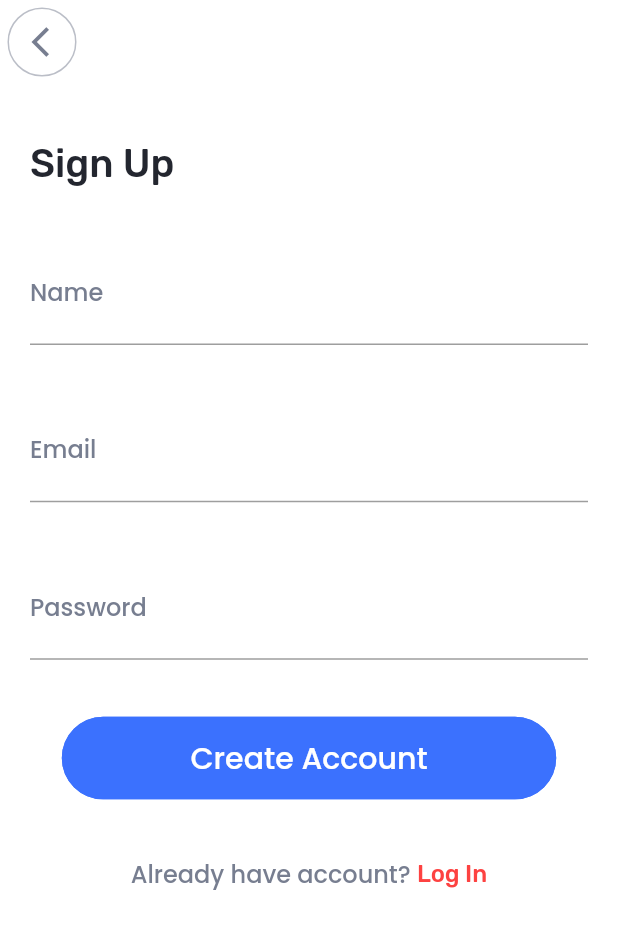
After one commit to edwin141999/booking_app, a Flutter app: the SignUp screen opened by its route, on a phone screen of 412 x 824 dp. The commit adds this screen. Shown: the top 929 px of the screen. Run offline on Flutter 3.47's test engine with Material 2 defaults, Android fonts, the phone set to English and light mode, and no system bars.

Commit message:
view sign_up

```diff
--- a/lib/main.dart
+++ b/lib/main.dart
@@ -1,4 +1,6 @@
+import 'package:booking_app/screen/welcome/log_in_email.dart';
 import 'package:booking_app/screen/welcome/log_in_password.dart';
+import 'package:booking_app/screen/welcome/sign_up.dart';
 import 'package:booking_app/screen/welcome/welcome_screen.dart';
 import 'package:booking_app/splash/splash_view.dart';
 import 'package:flutter/material.dart';
@@ -20,6 +22,7 @@ class MyApp extends StatelessWidget {
         routes: {
           '/welcome': (context) => const WelcomeScreen(),
           '/password': (context) => const LogInPassword(),
+          '/signup':(context) => const SignUp(),
         });
   }
 }
--- a/lib/screen/welcome/log_in_email.dart
+++ b/lib/screen/welcome/log_in_email.dart
@@ -67,17 +67,20 @@ class LogInEmail extends StatelessWidget {
                         style: FontSelect.kBtnText20White),
                   ),
                 ),
-                Row(
-                    mainAxisAlignment: MainAxisAlignment.center,
-                    children: const [
-                      Text("Don't have account? ",
+                Row(mainAxisAlignment: MainAxisAlignment.center, children: [
+                  const Text("Don't have account? ",
                       style: FontSelect.kSubtitle16),
-                      Text(
+                  GestureDetector(
+                    onTap: () {
+                      Navigator.pushNamed(context, '/signup');
+                    },
+                    child: const Text(
                       'Sign Up',
                       style: TextStyle(
                           color: ColorSelect.kColorSecondary,
                           fontSize: 16,
                           fontWeight: FontWeight.w500),
+                    ),
                   )
                 ]),
               ]),
--- a/lib/screen/welcome/log_in_password.dart
+++ b/lib/screen/welcome/log_in_password.dart
@@ -1,5 +1,6 @@
 import 'package:booking_app/styles/colors/colors_view.dart';
 import 'package:booking_app/styles/fonts/fonts_view.dart';
+import 'package:booking_app/widget/button_back.dart';
 import 'package:flutter/material.dart';
 
 class LogInPassword extends StatefulWidget {
@@ -18,23 +19,7 @@ class _LogInPasswordState extends State<LogInPassword> {
       appBar: AppBar(
         backgroundColor: ColorSelect.kBackground,
         elevation: 0,
-        leading: Padding(
-          padding: const EdgeInsets.all(5.0),
-          child: Container(
-            decoration: BoxDecoration(
-                borderRadius: BorderRadius.circular(100),
-                border: Border.all(
-                    color: ColorSelect.kTextSecondary.withOpacity(.5))),
-            child: IconButton(
-              onPressed: () {
-                Navigator.pop(context);
-              },
-              icon: const Icon(Icons.arrow_back_ios,
-                  color: ColorSelect.kTextSecondary),
-              padding: const EdgeInsets.only(left: 10),
-            ),
-          ),
-        ),
+        leading: const BtnBack(),
       ),
       backgroundColor: ColorSelect.kBackground,
       body: SafeArea(
--- /dev/null
+++ b/lib/screen/welcome/sign_up.dart
@@ -0,0 +1,85 @@
+import 'package:booking_app/styles/colors/colors_view.dart';
+import 'package:booking_app/styles/fonts/fonts_view.dart';
+import 'package:booking_app/widget/button_back.dart';
+import 'package:flutter/material.dart';
+
+class SignUp extends StatelessWidget {
+  const SignUp({Key? key}) : super(key: key);
+
+  @override
+  Widget build(BuildContext context) {
+    return Scaffold(
+      appBar: AppBar(
+        backgroundColor: Colors.white,
+        elevation: 0,
+        leading: const BtnBack(),
+      ),
+      backgroundColor: Colors.white,
+      body: SingleChildScrollView(
+        child: SafeArea(
+          minimum: const EdgeInsets.symmetric(horizontal: 20),
+          child: SizedBox(
+            width: double.infinity,
+            height: MediaQuery.of(context).size.height * .7,
+            child: Column(
+                mainAxisAlignment: MainAxisAlignment.spaceEvenly,
+                children: [
+                  Container(
+                      alignment: Alignment.centerLeft,
+                      child: const Text("Sign Up", style: FontSelect.kTitle26)),
+                  const TextField(
+                      decoration: InputDecoration(
+                          labelText: 'Name',
+                          labelStyle: FontSelect.kSubtitle16,
+                          hintText: 'Your Name'),
+                      style: FontSelect.kSubtitle18),
+                  const TextField(
+                      decoration: InputDecoration(
+                          labelText: 'Email',
+                          labelStyle: FontSelect.kSubtitle16,
+                          hintText: 'Your Email'),
+                      style: FontSelect.kSubtitle18),
+                  const TextField(
+                      decoration: InputDecoration(
+                          labelText: 'Password',
+                          labelStyle: FontSelect.kSubtitle16,
+                          hintText: 'Your Password'),
+                      style: FontSelect.kSubtitle18),
+                  SizedBox(
+                    width: MediaQuery.of(context).size.width * 0.8,
+                    height: 55,
+                    child: OutlinedButton(
+                      onPressed: () {},
+                      style: OutlinedButton.styleFrom(
+                          backgroundColor: ColorSelect.kColorPrimary,
+                          side: const BorderSide(
+                              color: ColorSelect.kColorPrimary),
+                          shape: RoundedRectangleBorder(
+                              borderRadius: BorderRadius.circular(50))),
+                      child: const Text('Create Account',
+                          style: FontSelect.kBtnText20White),
+                    ),
+                  ),
+                  Row(mainAxisAlignment: MainAxisAlignment.center, children: [
+                    const Text("Already have account? ",
+                        style: FontSelect.kSubtitle16),
+                    GestureDetector(
+                      onTap: () {
+                        Navigator.pushNamed(context, '/welcome');
+                      },
+                      child: const Text(
+                        'Log In',
+                        style: TextStyle(
+                            color: ColorSelect.kColorSecondary,
+                            fontSize: 16,
+                            fontWeight: FontWeight.w500),
+                      ),
+                    )
+                  ]),
+                ]),
+          ),
+        ),
+      ),
+    );
+  }
+}
--- /dev/null
+++ b/lib/widget/button_back.dart
@@ -0,0 +1,27 @@
+import 'package:booking_app/styles/colors/colors_view.dart';
+import 'package:flutter/material.dart';
+
+class BtnBack extends StatelessWidget {
+  const BtnBack({Key? key}) : super(key: key);
+
+  @override
+  Widget build(BuildContext context) {
+    return Padding(
+      padding: const EdgeInsets.all(5.0),
+      child: Container(
+        decoration: BoxDecoration(
+          borderRadius: BorderRadius.circular(100),
+          border: Border.all(color: ColorSelect.kTextSecondary.withOpacity(.5)),
+        ),
+        child: IconButton(
+          onPressed: () {
+            Navigator.pop(context);
+          },
+          icon: const Icon(Icons.arrow_back_ios,
+              color: ColorSelect.kTextSecondary),
+          padding: const EdgeInsets.only(left: 10),
+        ),
+      ),
+    );
+  }
+}
```
Also changed, not shown: lib/screen/welcome/forget_password.dart (added), lib/screen/welcome/verification.dart (added). Lines whose indentation alone changed are shown as unchanged.
